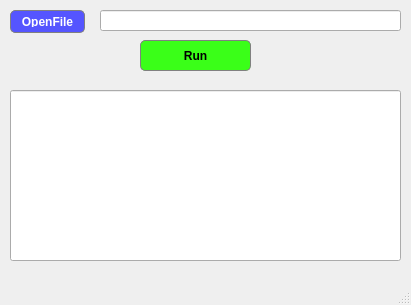
This is main/testqt.ui in phamvanoanh26/qtIQTree as Qt 5 draws it before an edit. The edited form follows.
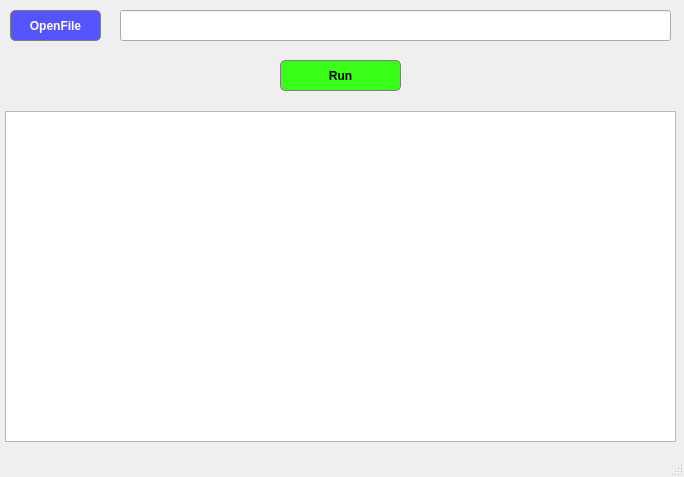
This is the edited form.

What changed in the file:
```diff
--- a/main/testqt.ui
+++ b/main/testqt.ui
@@ -6,8 +6,8 @@
    <rect>
     <x>0</x>
     <y>0</y>
-    <width>411</width>
-    <height>305</height>
+    <width>684</width>
+    <height>477</height>
    </rect>
   </property>
   <property name="windowTitle">
@@ -19,8 +19,8 @@
      <rect>
       <x>10</x>
       <y>10</y>
-      <width>75</width>
-      <height>23</height>
+      <width>91</width>
+      <height>31</height>
      </rect>
     </property>
     <property name="font">
@@ -49,29 +49,19 @@
    <widget class="QLineEdit" name="fileName">
     <property name="geometry">
      <rect>
-      <x>100</x>
+      <x>120</x>
       <y>10</y>
-      <width>301</width>
-      <height>21</height>
-     </rect>
-    </property>
-   </widget>
-   <widget class="QLineEdit" name="screen">
-    <property name="geometry">
-     <rect>
-      <x>10</x>
-      <y>90</y>
-      <width>391</width>
-      <height>171</height>
+      <width>551</width>
+      <height>31</height>
      </rect>
     </property>
    </widget>
    <widget class="QPushButton" name="Run">
     <property name="geometry">
      <rect>
-      <x>140</x>
-      <y>40</y>
-      <width>111</width>
+      <x>280</x>
+      <y>60</y>
+      <width>121</width>
       <height>31</height>
      </rect>
     </property>
@@ -97,6 +87,16 @@
      <string>Run</string>
     </property>
    </widget>
+   <widget class="QTextBrowser" name="textScreen">
+    <property name="geometry">
+     <rect>
+      <x>5</x>
+      <y>111</y>
+      <width>671</width>
+      <height>331</height>
+     </rect>
+    </property>
+   </widget>
   </widget>
   <widget class="QMenuBar" name="menubar">
    <property name="geometry">
```
Left out of the diff: 5 changed lines with no effect on the pictures.
